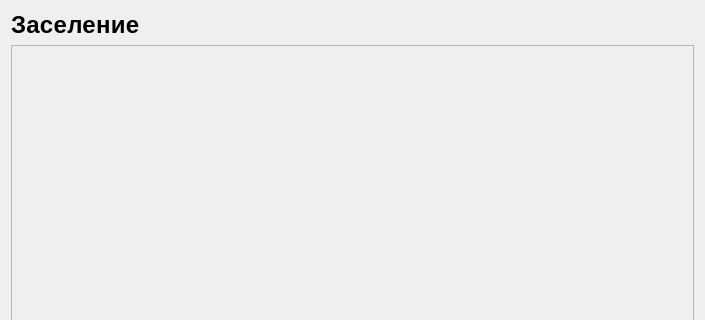
Qt form Client/Form Menu/Check In/formcheckin.ui (Golfriman/Control_Data) before a commit; both pictures show x 0 to 705 and y 0 to 320 of the 705 by 555 pixel window.
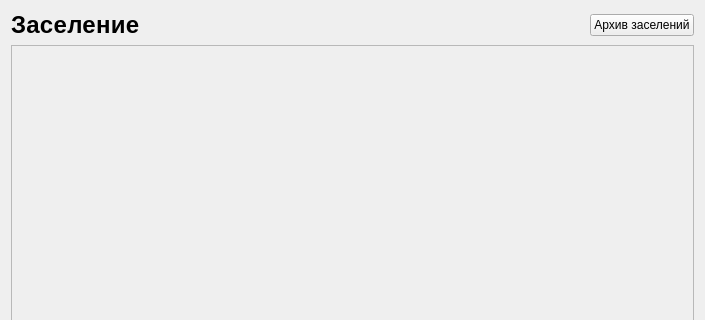
The same form after that commit.

Patch:
```diff
--- a/Client/Form Menu/Check In/formcheckin.ui
+++ b/Client/Form Menu/Check In/formcheckin.ui
@@ -18,6 +18,8 @@
   </property>
   <layout class="QVBoxLayout" name="verticalLayout">
    <item>
+    <layout class="QHBoxLayout" name="horizontalLayout">
+     <item>
     <widget class="QLabel" name="label">
      <property name="styleSheet">
       <string notr="true">font-style: normal;
@@ -32,6 +34,28 @@
     </widget>
    </item>
    <item>
+      <spacer name="horizontalSpacer">
+       <property name="orientation">
+        <enum>Qt::Horizontal</enum>
+       </property>
+       <property name="sizeHint" stdset="0">
+        <size>
+         <width>40</width>
+         <height>20</height>
+        </size>
+       </property>
+      </spacer>
+     </item>
+     <item>
+      <widget class="QPushButton" name="pushButton">
+       <property name="text">
+        <string>Архив заселений</string>
+       </property>
+      </widget>
+     </item>
+    </layout>
+   </item>
+   <item>
     <widget class="QScrollArea" name="scrollArea">
      <property name="styleSheet">
       <string notr="true"/>
```
Left out of the diff: 2 changed lines with no effect on the pictures. Lines whose indentation alone changed are shown as unchanged.
